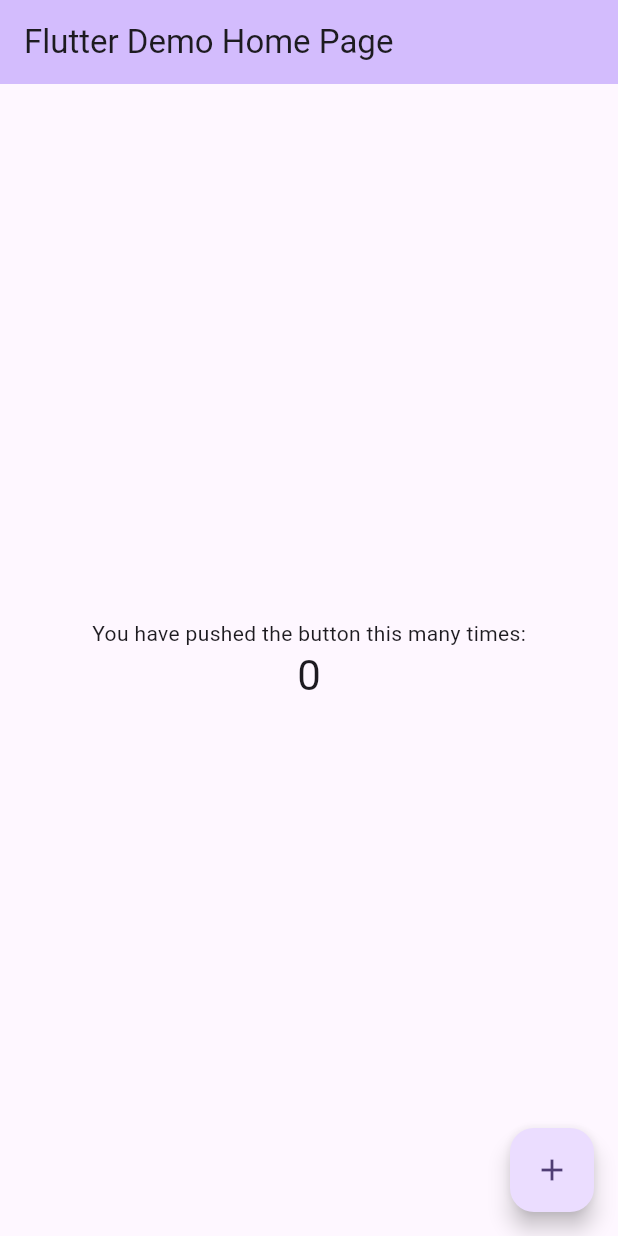
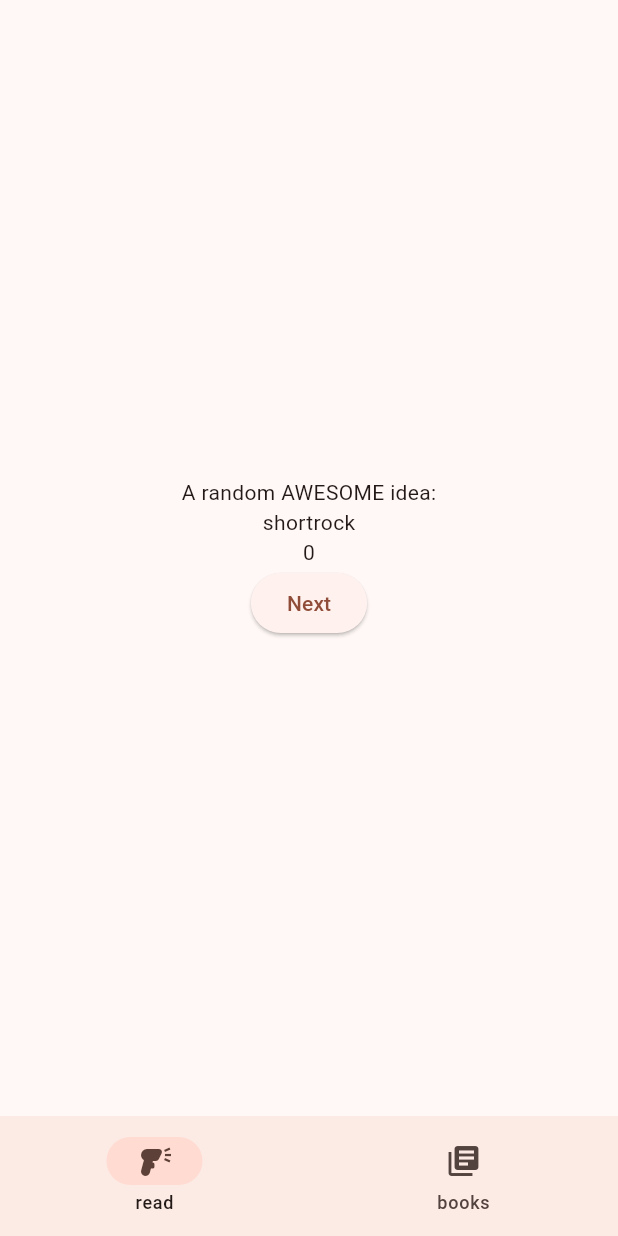
Before and after one commit to machida4/namer-app, a Flutter app: the screen it shows after launch, on a phone screen of 412 x 824 dp. Run offline on Flutter 3.47's test engine with Material 3 defaults, Android fonts, the phone set to English and light mode, and no system bars.

Commit message:
なんかいろいろためす

```diff
--- a/analysis_options.yaml
+++ b/analysis_options.yaml
@@ -1,28 +1,10 @@
-# This file configures the analyzer, which statically analyzes Dart code to
-# check for errors, warnings, and lints.
-#
-# The issues identified by the analyzer are surfaced in the UI of Dart-enabled
-# IDEs (https://dart.dev/tools#ides-and-editors). The analyzer can also be
-# invoked from the command line by running `flutter analyze`.
-
-# The following line activates a set of recommended lints for Flutter apps,
-# packages, and plugins designed to encourage good coding practices.
 include: package:flutter_lints/flutter.yaml
 
 linter:
-  # The lint rules applied to this project can be customized in the
-  # section below to disable rules from the `package:flutter_lints/flutter.yaml`
-  # included above or to enable additional rules. A list of all available lints
-  # and their documentation is published at https://dart.dev/lints.
-  #
-  # Instead of disabling a lint rule for the entire project in the
-  # section below, it can also be suppressed for a single line of code
-  # or a specific dart file by using the `// ignore: name_of_lint` and
-  # `// ignore_for_file: name_of_lint` syntax on the line or in the file
-  # producing the lint.
   rules:
-    # avoid_print: false  # Uncomment to disable the `avoid_print` rule
-    # prefer_single_quotes: true  # Uncomment to enable the `prefer_single_quotes` rule
-
-# Additional information about this file can be found at
-# https://dart.dev/guides/language/analysis-options
+    prefer_const_constructors: false
+    prefer_final_fields: false
+    use_key_in_widget_constructors: false
+    prefer_const_literals_to_create_immutables: false
+    prefer_const_constructors_in_immutables: false
+    avoid_print: false
--- /dev/null
+++ b/devtools_options.yaml
@@ -0,0 +1,3 @@
+description: This file stores settings for Dart & Flutter DevTools.
+documentation: https://docs.flutter.dev/tools/devtools/extensions#configure-extension-enablement-states
+extensions:
--- a/lib/main.dart
+++ b/lib/main.dart
@@ -1,122 +1,138 @@
+import 'package:english_words/english_words.dart';
 import 'package:flutter/material.dart';
+import 'package:provider/provider.dart';
 
 void main() {
-  runApp(const MyApp());
+  runApp(MyApp());
 }
 
 class MyApp extends StatelessWidget {
   const MyApp({super.key});
 
-  // This widget is the root of your application.
   @override
   Widget build(BuildContext context) {
-    return MaterialApp(
-      title: 'Flutter Demo',
-      theme: ThemeData(
-        // This is the theme of your application.
-        //
-        // TRY THIS: Try running your application with "flutter run". You'll see
-        // the application has a purple toolbar. Then, without quitting the app,
-        // try changing the seedColor in the colorScheme below to Colors.green
-        // and then invoke "hot reload" (save your changes or press the "hot
-        // reload" button in a Flutter-supported IDE, or press "r" if you used
-        // the command line to start the app).
-        //
-        // Notice that the counter didn't reset back to zero; the application
-        // state is not lost during the reload. To reset the state, use hot
-        // restart instead.
-        //
-        // This works for code too, not just values: Most code changes can be
-        // tested with just a hot reload.
-        colorScheme: ColorScheme.fromSeed(seedColor: Colors.deepPurple),
+    return ChangeNotifierProvider(
+      create: (context) => MyAppState(),
+      child: MaterialApp(
+        title: 'Namer App',
+        theme: ThemeData(
+          useMaterial3: true,
+          colorScheme: ColorScheme.fromSeed(seedColor: Colors.deepOrange),
+        ),
+        home: MyHomePage(),
       ),
-      home: const MyHomePage(title: 'Flutter Demo Home Page'),
     );
   }
 }
 
+class MyAppState extends ChangeNotifier {
+  var count = 0;
+  var current = WordPair.random();
+
+  void getNext() {
+    count++;
+    current = WordPair.random();
+    notifyListeners();
+  }
+}
+
 class MyHomePage extends StatefulWidget {
-  const MyHomePage({super.key, required this.title});
-
-  // This widget is the home page of your application. It is stateful, meaning
-  // that it has a State object (defined below) that contains fields that affect
-  // how it looks.
-
-  // This class is the configuration for the state. It holds the values (in this
-  // case the title) provided by the parent (in this case the App widget) and
-  // used by the build method of the State. Fields in a Widget subclass are
-  // always marked "final".
-
-  final String title;
-
   @override
-  State<MyHomePage> createState() => _MyHomePageState();
+  State<StatefulWidget> createState() {
+    return _MyHomePageState();
+  }
 }
 
 class _MyHomePageState extends State<MyHomePage> {
-  int _counter = 0;
-
-  void _incrementCounter() {
-    setState(() {
-      // This call to setState tells the Flutter framework that something has
-      // changed in this State, which causes it to rerun the build method below
-      // so that the display can reflect the updated values. If we changed
-      // _counter without calling setState(), then the build method would not be
-      // called again, and so nothing would appear to happen.
-      _counter++;
-    });
-  }
+  var selectedIndex = 0;
 
   @override
   Widget build(BuildContext context) {
-    // This method is rerun every time setState is called, for instance as done
-    // by the _incrementCounter method above.
-    //
-    // The Flutter framework has been optimized to make rerunning build methods
-    // fast, so that you can just rebuild anything that needs updating rather
-    // than having to individually change instances of widgets.
+    var appState = context.watch<MyAppState>();
+    Widget page;
+    switch (selectedIndex) {
+      case 0:
+        page = HomePageBody(appState: appState);
+        break;
+      case 1:
+        page = PlaceholderWidget(pageName: 'Books Page');
+        break;
+      default:
+        throw UnimplementedError('no widget for $selectedIndex');
+    }
+
     return Scaffold(
-      appBar: AppBar(
-        // TRY THIS: Try changing the color here to a specific color (to
-        // Colors.amber, perhaps?) and trigger a hot reload to see the AppBar
-        // change color while the other colors stay the same.
-        backgroundColor: Theme.of(context).colorScheme.inversePrimary,
-        // Here we take the value from the MyHomePage object that was created by
-        // the App.build method, and use it to set our appbar title.
-        title: Text(widget.title),
-      ),
-      body: Center(
-        // Center is a layout widget. It takes a single child and positions it
-        // in the middle of the parent.
-        child: Column(
-          // Column is also a layout widget. It takes a list of children and
-          // arranges them vertically. By default, it sizes itself to fit its
-          // children horizontally, and tries to be as tall as its parent.
-          //
-          // Column has various properties to control how it sizes itself and
-          // how it positions its children. Here we use mainAxisAlignment to
-          // center the children vertically; the main axis here is the vertical
-          // axis because Columns are vertical (the cross axis would be
-          // horizontal).
-          //
-          // TRY THIS: Invoke "debug painting" (choose the "Toggle Debug Paint"
-          // action in the IDE, or press "p" in the console), to see the
-          // wireframe for each widget.
-          mainAxisAlignment: MainAxisAlignment.center,
-          children: <Widget>[
-            const Text('You have pushed the button this many times:'),
-            Text(
-              '$_counter',
-              style: Theme.of(context).textTheme.headlineMedium,
-            ),
-          ],
-        ),
-      ),
-      floatingActionButton: FloatingActionButton(
-        onPressed: _incrementCounter,
-        tooltip: 'Increment',
-        child: const Icon(Icons.add),
-      ), // This trailing comma makes auto-formatting nicer for build methods.
+      body: page,
+      bottomNavigationBar: HomePageBottomBar(
+          selectedIndex: selectedIndex,
+          onDestinationSelected: (int index) {
+            setState(() {
+              selectedIndex = index;
+            });
+          }),
     );
   }
 }
+
+class HomePageBody extends StatelessWidget {
+  const HomePageBody({
+    super.key,
+    required this.appState,
+  });
+
+  final MyAppState appState;
+
+  @override
+  Widget build(BuildContext context) {
+    return Center(
+      child: Column(
+        mainAxisAlignment: MainAxisAlignment.center,
+        children: [
+          Text('A random AWESOME idea:'),
+          Text(appState.current.asLowerCase),
+          Text(appState.count.toString()),
+          ElevatedButton(
+            onPressed: () {
+              appState.getNext();
+            },
+            child: Text('Next'),
+          )
+        ],
+      ),
+    );
+  }
+}
+
+class HomePageBottomBar extends StatelessWidget {
+  const HomePageBottomBar(
+      {super.key,
+      required this.selectedIndex,
+      required this.onDestinationSelected});
+
+  final int selectedIndex;
+  final ValueChanged<int> onDestinationSelected;
+
+  @override
+  Widget build(BuildContext context) {
+    return NavigationBar(
+      onDestinationSelected: onDestinationSelected,
+      selectedIndex: selectedIndex,
+      destinations: [
+        NavigationDestination(icon: Icon(Icons.barcode_reader), label: 'read'),
+        NavigationDestination(
+            icon: Icon(Icons.my_library_books), label: 'books'),
+      ],
+    );
+  }
+}
+
+class PlaceholderWidget extends StatelessWidget {
+  const PlaceholderWidget({super.key, required this.pageName});
+
+  final String pageName;
+
+  @override
+  Widget build(BuildContext context) {
+    return Center(child: Text(pageName));
+  }
+}
```
Also changed, not shown: pubspec.yaml (+7 -71 lines), pubspec.lock.
